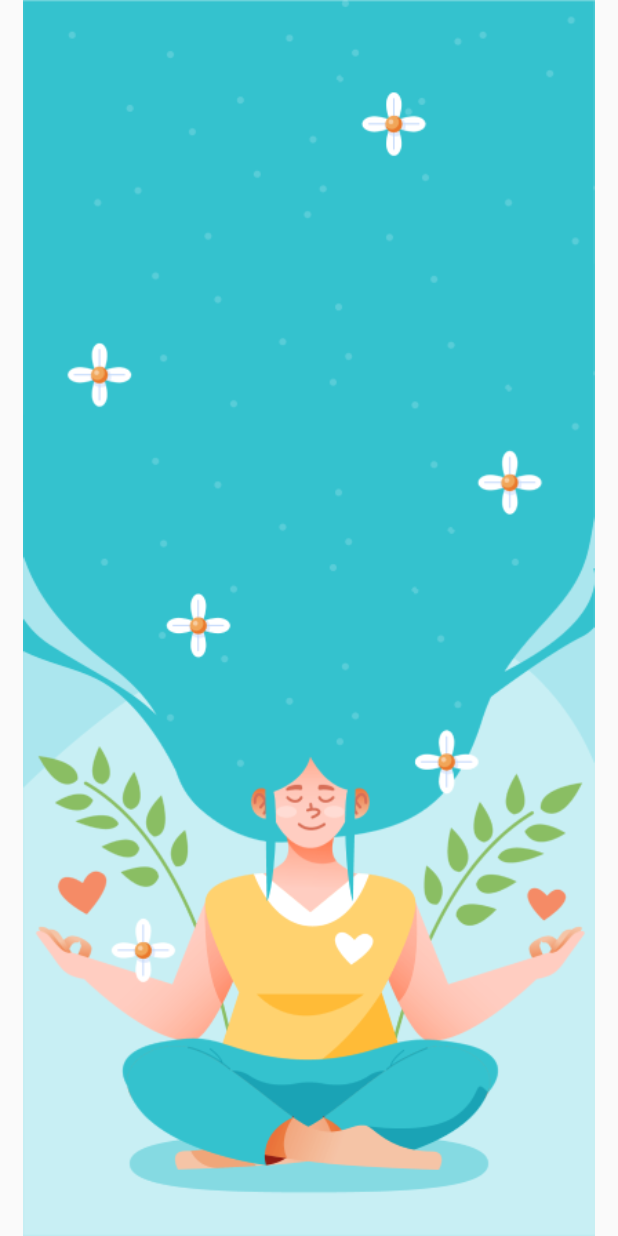
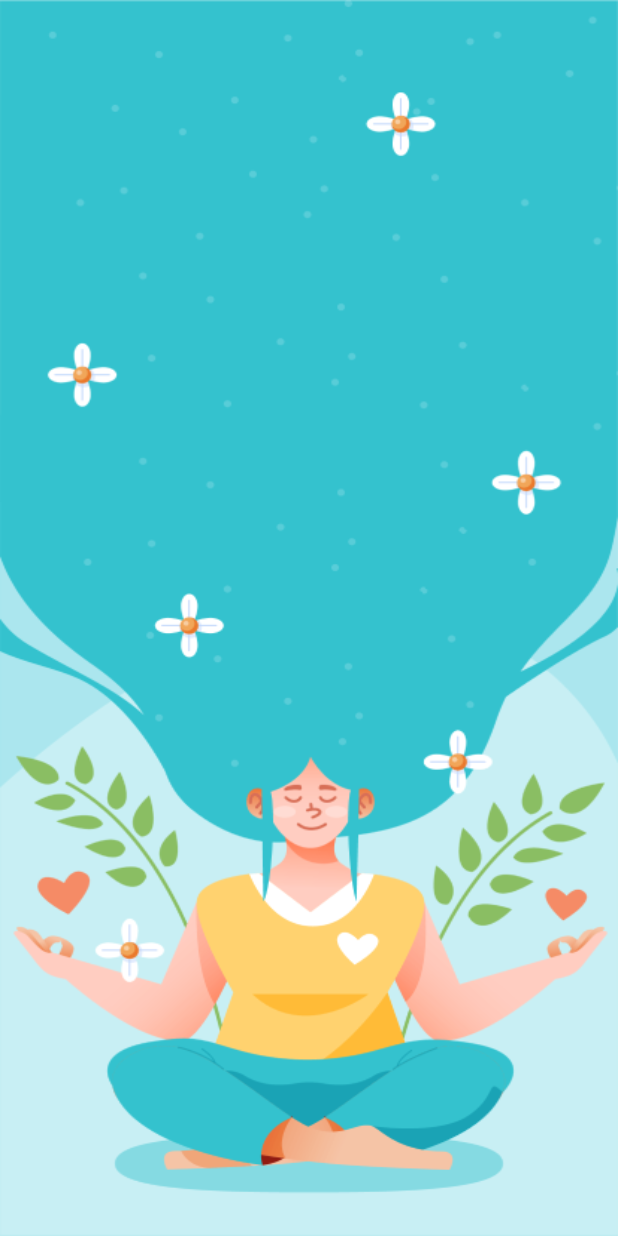
Before and after one commit to rich-chang/f_app, a Flutter app: the SplashPage screen opened directly, on a phone screen of 412 x 824 dp. Run offline on Flutter 3.47's test engine with Material 2 defaults, Android fonts, the phone set to English and light mode, and no system bars; our stand-ins replace introduction_screen.

Commit message:
Make splash image 'stretch' with screen size

```diff
--- a/lib/screen/splash.dart
+++ b/lib/screen/splash.dart
@@ -11,11 +11,13 @@ class _SplashPageState extends State<SplashPage> {
   @override
   Widget build(BuildContext context) {
     return Scaffold(
-      // https://stackoverflow.com/questions/45745448/how-do-i-stretch-an-image-to-fit-the-whole-background-100-height-x-100-width
-      body: Center(
-        child: Image.asset(
-          'images/splash.png',
-          fit: BoxFit.fill,
+      body: Container(
+        width: MediaQuery.of(context).size.width,
+        decoration: const BoxDecoration(
+          image: DecorationImage(
+            fit: BoxFit.fill,
+            image: AssetImage('images/splash.png'),
+          ),
         ),
       ),
     );
```
